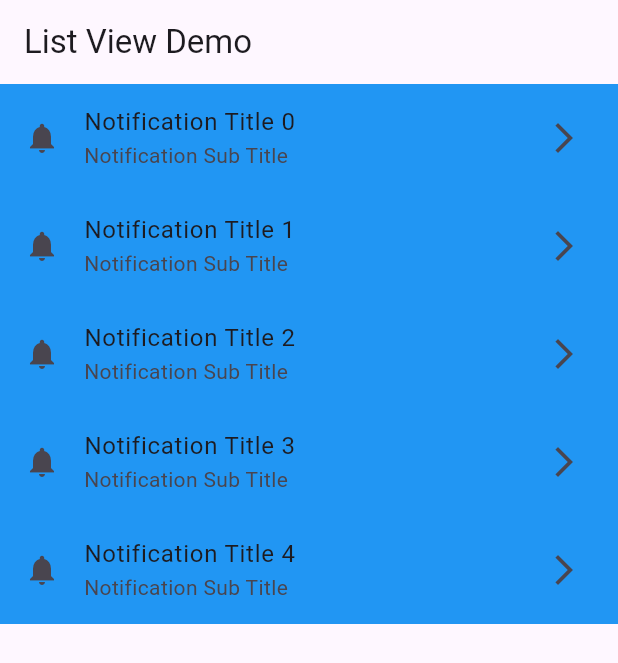
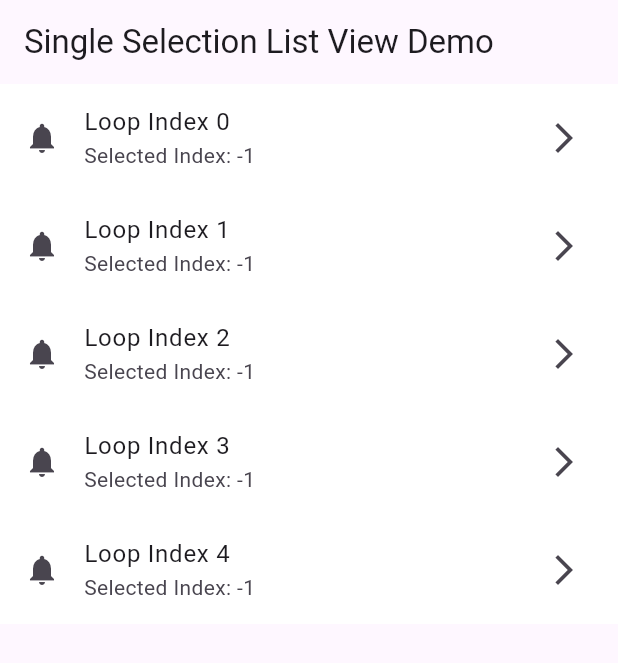
Before and after one commit to MuhammadAliKust/AliHaiderProject, a Flutter app: the screen it shows after launch, on a phone screen of 412 x 824 dp. Shown: the top 663 px of the screen. Run offline on Flutter 3.47's test engine with Material 3 defaults, Android fonts, the light colour scheme and no system bars; our stand-ins replace string_validator.

Commit message:
Single Selection Done

```diff
--- a/lib/main.dart
+++ b/lib/main.dart
@@ -1,4 +1,5 @@
 import 'package:ali_haider_project/list_view_demo.dart';
+import 'package:ali_haider_project/single_selection_view.dart';
 import 'package:flutter/material.dart';
 
 import 'login.dart';
@@ -13,7 +14,7 @@ class MyApp extends StatelessWidget {
   @override
   Widget build(BuildContext context) {
     return MaterialApp(
-      home: ListViewDemo()
+      home: SingleSelectionListViewDemo()
     );
   }
 }
--- /dev/null
+++ b/lib/single_selection_view.dart
@@ -0,0 +1,37 @@
+import 'package:flutter/material.dart';
+
+class SingleSelectionListViewDemo extends StatefulWidget {
+  SingleSelectionListViewDemo({super.key});
+
+  @override
+  State<SingleSelectionListViewDemo> createState() =>
+      _SingleSelectionListViewDemoState();
+}
+
+class _SingleSelectionListViewDemoState
+    extends State<SingleSelectionListViewDemo> {
+  int selectedIndex = -1;
+
+  @override
+  Widget build(BuildContext context) {
+    return Scaffold(
+        appBar: AppBar(
+          title: Text("Single Selection List View Demo"),
+        ),
+        body: ListView.builder(
+            itemCount: 5,
+            itemBuilder: (context, i) {
+              return ListTile(
+                onTap: () {
+                  selectedIndex = i;
+                  setState(() {});
+                },
+                leading: Icon(Icons.notifications),
+                title: Text("Loop Index $i"),
+                subtitle: Text("Selected Index: $selectedIndex"),
+                trailing: Icon(Icons.arrow_forward_ios),
+                tileColor: selectedIndex == i ? Colors.blue : Colors.white,
+              );
+            }));
+  }
+}
```
